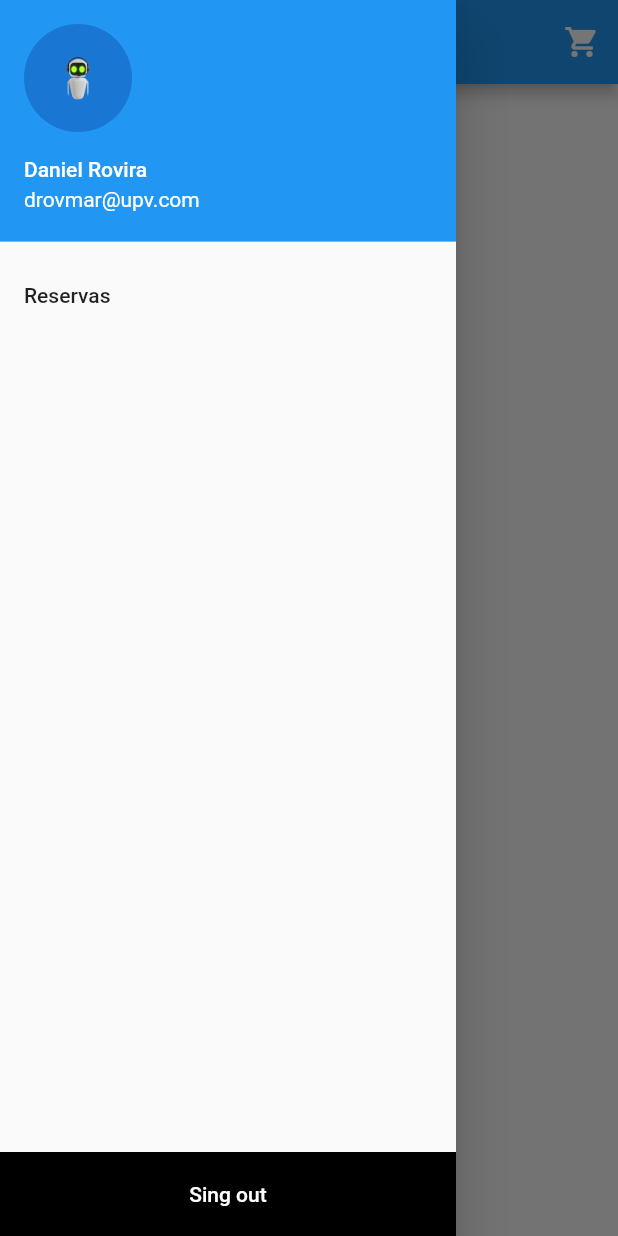
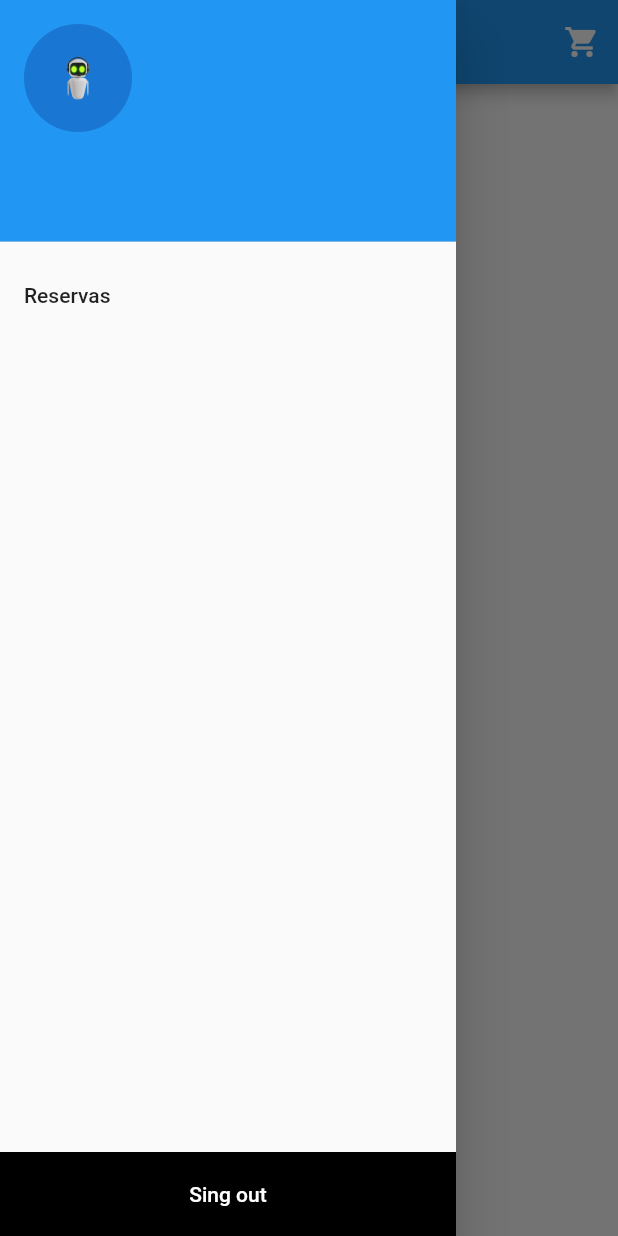
Before and after one commit to pardalaco/proyecto-final-ipc, a Flutter app: the ProductsPage screen opened directly with empty values, with the side drawer open, on a phone screen of 412 x 824 dp. Run offline on Flutter 3.47's test engine with Material 2 defaults, Android fonts, the phone set to English and light mode, and no system bars.

Commit message:
Usuario datos

```diff
--- a/lib/future/drawer.dart
+++ b/lib/future/drawer.dart
@@ -1,18 +1,20 @@
 import 'package:flutter/material.dart';
 import 'package:drovmar_pfinal/future/future_reservas.dart';
+import 'package:drovmar_pfinal/models/user_model.dart';
 
 class DrawerWidget extends StatelessWidget {
-  const DrawerWidget({Key? key}) : super(key: key);
+  final User user;
+  const DrawerWidget({Key? key, required this.user}) : super(key: key);
 
   @override
   Widget build(BuildContext context) {
     return Drawer(
       child: Column(
         children: [
-          const UserAccountsDrawerHeader(
-            accountName: Text("Daniel Rovira"),
-            accountEmail: Text("drovmar@upv.com"),
-            currentAccountPicture: CircleAvatar(
+          UserAccountsDrawerHeader(
+            accountName: Text(user.name),
+            accountEmail: Text(user.phone),
+            currentAccountPicture: const CircleAvatar(
               backgroundImage: AssetImage('assets/img/profile.png'),
             ),
           ),
--- a/lib/future/future_json.dart
+++ b/lib/future/future_json.dart
@@ -8,6 +8,7 @@ import 'package:drovmar_pfinal/views/product_details_view.dart';
 import 'package:flutter/material.dart';
 import 'package:flutter/services.dart';
 import '/views/products_list_view.dart';
+import 'package:drovmar_pfinal/models/user_model.dart';
 //import 'dart:io';
 import 'dart:developer' as dev;
 
@@ -32,7 +33,8 @@ Future<String> getProducts(BuildContext context) async {
 
 ///En un widget, devolveremos un FutureBuilder, que hará de placeholder hasta que se reciba la información
 class FutureJson extends StatelessWidget {
-  const FutureJson({super.key});
+  final User user;
+  const FutureJson({super.key, required this.user});
 
   @override
   Widget build(BuildContext context) {
@@ -111,6 +113,7 @@ class FutureJson extends StatelessWidget {
 
           return ProductsPage(
             productsJson: uiProductrs,
+            user: user,
           );
         } else {
           return const CircularProgressIndicator();
--- a/lib/views/login_view.dart
+++ b/lib/views/login_view.dart
@@ -17,6 +17,7 @@ class LoginPage extends StatefulWidget {
 
 final TextEditingController _usernameController = TextEditingController();
 final TextEditingController _phoneController = TextEditingController();
+
 
 class _LoginPageState extends State<LoginPage> {
   @override
@@ -170,7 +171,8 @@ class _LoginPageState extends State<LoginPage> {
                 debugPrint("Press Aceptar");
                 Navigator.push(
                   context,
-                  MaterialPageRoute(builder: (context) => const FutureJson()),
+                  MaterialPageRoute(
+                      builder: (context) => FutureJson(user: user)),
                 );
               },
               child: const Text("Aceptar")),
--- a/lib/views/products_list_view.dart
+++ b/lib/views/products_list_view.dart
@@ -1,11 +1,13 @@
 import 'package:flutter/material.dart';
 import 'package:drovmar_pfinal/future/drawer.dart';
 import 'package:drovmar_pfinal/future/future_reservas.dart';
+import 'package:drovmar_pfinal/models/user_model.dart';
 
 class ProductsPage extends StatefulWidget {
   final List productsJson;
-
-  const ProductsPage({super.key, required this.productsJson});
+  final User user;
+  const ProductsPage(
+      {super.key, required this.productsJson, required this.user});
 
   @override
   State<ProductsPage> createState() => _ProductsPageState();
@@ -30,7 +32,9 @@ class _ProductsPageState extends State<ProductsPage> {
           ),
         ],
       ),
-      drawer: const DrawerWidget(),
+      drawer: DrawerWidget(
+        user: widget.user,
+      ),
       body: ListView.builder(
         itemCount: widget.productsJson.length,
         itemBuilder: (context, i) => widget.productsJson[i],
```
